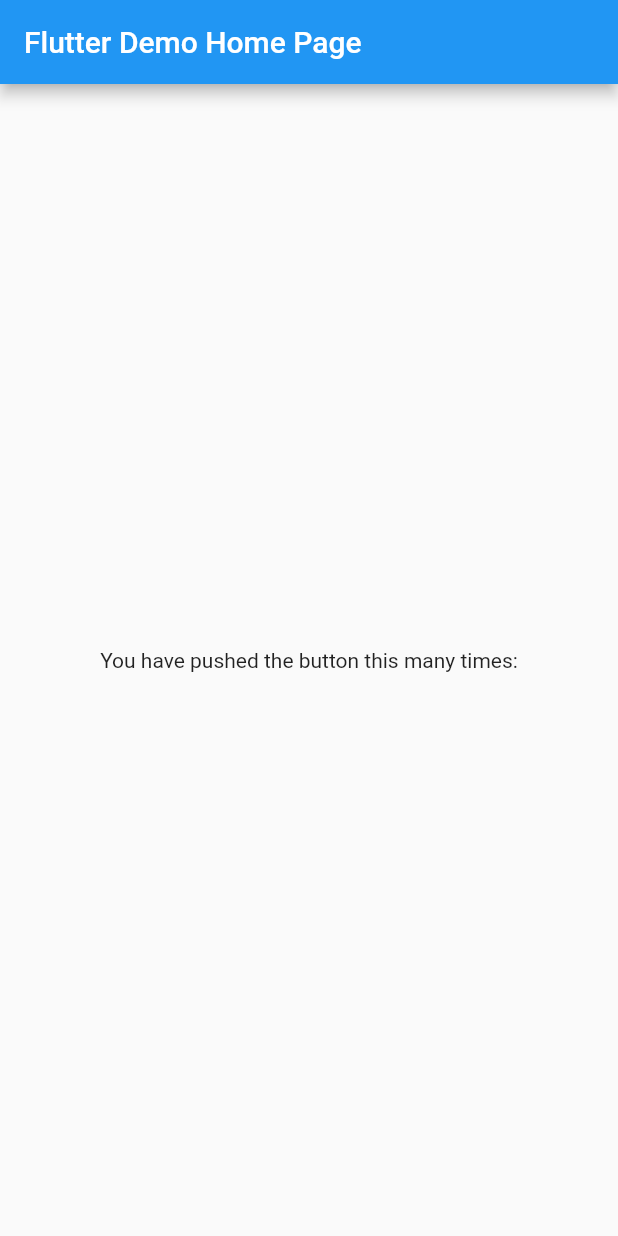
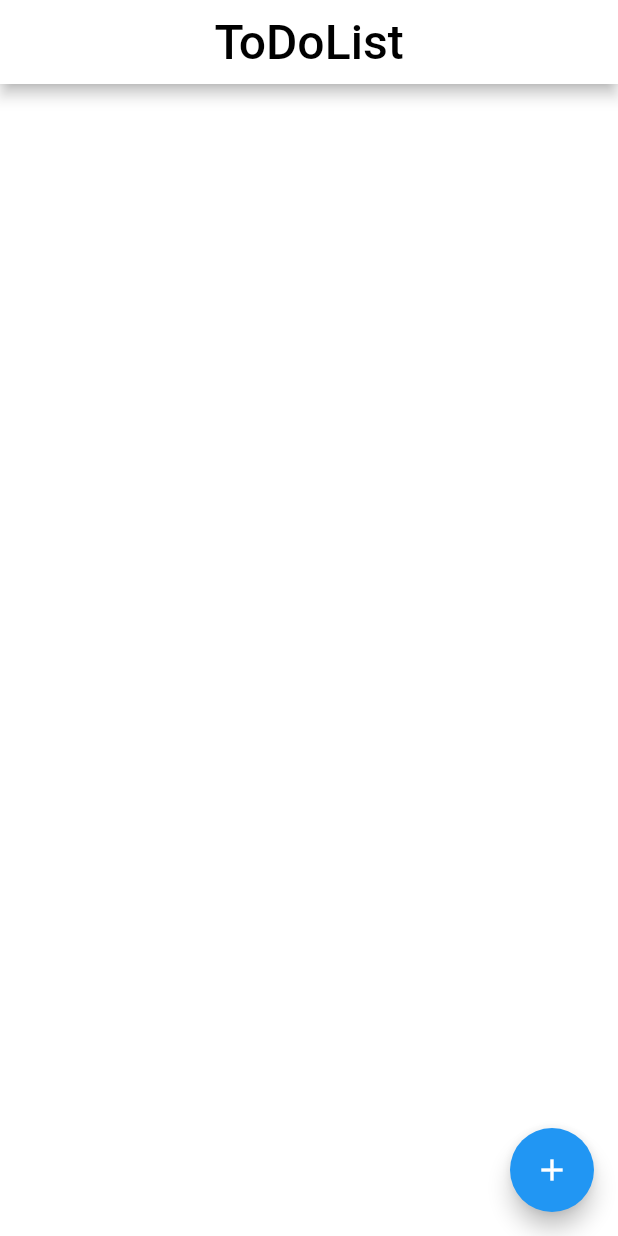
Before and after one commit to Farrule/to_do_list_app, a Flutter app: the screen it shows after launch, on a phone screen of 412 x 824 dp. Run offline on Flutter 3.47's test engine with Material 2 defaults, Android fonts, the phone set to English and light mode, and no system bars.

Commit message:
update: todoapp develped

```diff
--- a/lib/main.dart
+++ b/lib/main.dart
@@ -1,8 +1,9 @@
 import 'package:flutter/material.dart';
+// * theme file
+import 'package:to_do_list_app/theme.dart';
+import 'package:to_do_list_app/add.dart';
 
-void main() {
-  runApp(const MyApp());
-}
+void main() => runApp(MyApp());
 
 class MyApp extends StatelessWidget {
   const MyApp({Key? key}) : super(key: key);
@@ -12,41 +13,66 @@ class MyApp extends StatelessWidget {
   Widget build(BuildContext context) {
     return MaterialApp(
       title: 'Flutter Demo',
-      theme: ThemeData(
-        primarySwatch: Colors.blue,
-      ),
-      home: const MyHomePage(title: 'Flutter Demo Home Page'),
+      theme: MyTheme.data,
+      home: MyHomePage(),
     );
   }
 }
 
 class MyHomePage extends StatefulWidget {
-  const MyHomePage({Key? key, required this.title}) : super(key: key);
-
-  final String title;
-
   @override
   State<MyHomePage> createState() => _MyHomePageState();
 }
 
 class _MyHomePageState extends State<MyHomePage> {
+  List<String> todoList = [];
 
   @override
   Widget build(BuildContext context) {
     return Scaffold(
       appBar: AppBar(
-        title: Text(widget.title),
-      ),
-      body: Center(
-        child: Column(
-          mainAxisAlignment: MainAxisAlignment.center,
-          children: <Widget>[
-            const Text(
-              'You have pushed the button this many times:',
-            ),
-          ],
+        centerTitle: true,
+        title: const Text(
+          'ToDoList',
+          style: TextStyle(
+            fontWeight: FontWeight.w500,
+            fontSize: 32,
+          ),
         ),
       ),
+      body: ListView.builder(
+          itemCount: todoList.length,
+          itemBuilder: (context, index) {
+            return Dismissible(
+              key: UniqueKey(),
+              child: Card(
+                child: ListTile(
+                    title: Text(todoList[index]),
+                ),
+              ),
+              background: Container(
+                color: Colors.red
+              ),
+              onDismissed: (direction) {
+                setState(() {
+                  todoList.removeAt(index);
+                });
+              },
+            );
+          }),
+      floatingActionButton: FloatingActionButton(
+          child: const Icon(Icons.add),
+          onPressed: () async {
+            final newListText = await Navigator.of(context)
+                .push(MaterialPageRoute(builder: (context) {
+              return Add();
+            }));
+            if (newListText != null) {
+              setState(() {
+                todoList.add(newListText);
+              });
+            }
+          }),
     );
   }
 }
--- /dev/null
+++ b/lib/theme.dart
@@ -0,0 +1,111 @@
+import 'dart:ui';
+
+import 'package:flutter/cupertino.dart';
+import 'package:flutter/material.dart';
+
+//class Common {
+//  static const int _primaryValue = 0xFF212121;
+//  static const MaterialColor primaryColor = MaterialColor(
+//    _primaryValue,
+//    <int, Color>{
+//      50: Color(0xFF212121),
+//      100: Color(0xFF212121),
+//      200: Color(0xFF212121),
+//      300: Color(0xFF212121),
+//      400: Color(0xFF212121),
+//      500: Color(_primaryValue),
+//      600: Color(0xFF212121),
+//      700: Color(0xFF212121),
+//      800: Color(0xFF212121),
+//      900: Color(0xFF212121),
+//    },
+//  );
+//}
+
+const Color black = Color(0xFF212121);
+
+class MyTheme {
+  const MyTheme._internal();
+
+  static const MaterialColor _primary = Colors.blue;
+  static const MaterialAccentColor _accent = Colors.amberAccent;
+
+  static final ThemeData data = ThemeData(
+    primarySwatch: _primary,
+    accentColor: _accent,
+    scaffoldBackgroundColor: Colors.white,
+    // * textTheme
+    textTheme: const TextTheme(
+      headline1: TextStyle(color: Colors.black),
+      headline2: TextStyle(color: Colors.black),
+      headline3: TextStyle(color: Colors.black),
+      headline4: TextStyle(color: Colors.black),
+      headline5: TextStyle(color: Colors.black),
+      headline6: TextStyle(color: Colors.black),
+      subtitle1: TextStyle(color: Colors.black),
+      subtitle2: TextStyle(color: Colors.black),
+      bodyText1: TextStyle(color: Colors.black),
+      bodyText2: TextStyle(color: Colors.black),
+      button: TextStyle(color: Colors.black),
+      caption: TextStyle(color: Colors.black),
+      overline: TextStyle(color: Colors.black),
+    ),
+    // * appBarTheme
+    appBarTheme: const AppBarTheme(
+      backgroundColor: Colors.white,
+      actionsIconTheme: IconThemeData(color: Colors.black),
+      iconTheme: IconThemeData(color: Colors.black),
+      titleTextStyle: TextStyle(
+        color: Colors.black,
+      )
+    ),
+    // * buttomTheme
+    buttonTheme: const ButtonThemeData(
+      textTheme: ButtonTextTheme.primary,
+      shape: RoundedRectangleBorder(
+        borderRadius: BorderRadius.all(Radius.circular(24)),
+      ),
+    ),
+    // * primaryTextTheme
+    primaryTextTheme: const TextTheme().copyWith(
+      subtitle1: const TextStyle().copyWith(
+        color: Colors.teal,
+      ),
+    ),
+    inputDecorationTheme: InputDecorationTheme(
+      enabledBorder: const OutlineInputBorder(
+        borderSide: BorderSide(color: Colors.green),
+      ),
+      focusedBorder: const OutlineInputBorder(
+        borderSide: BorderSide(color: Colors.greenAccent),
+      ),
+      fillColor: Colors.orange.shade50,
+      labelStyle: const TextStyle(
+        color: Colors.orange,
+      ),
+    ),
+    iconTheme: const IconThemeData.fallback().copyWith(
+      color: _accent,
+    ),
+    primaryIconTheme: const IconThemeData.fallback().copyWith(
+      color: Colors.greenAccent,
+    ),
+    accentIconTheme: const IconThemeData.fallback().copyWith(
+      color: Colors.red,
+    ),
+    colorScheme: ColorScheme.fromSwatch(
+      primarySwatch: _primary,
+    ).copyWith(
+      onSurface: _primary,
+    ),
+    dialogTheme: const DialogTheme(
+        titleTextStyle: TextStyle(
+      color: Colors.deepOrange,
+    )),
+    bottomNavigationBarTheme: const BottomNavigationBarThemeData(
+      backgroundColor: Colors.white,
+      selectedItemColor: Colors.black,
+      unselectedItemColor: Colors.black,
+    ),
+  );
+}
```
Also changed, not shown: lib/add.dart (added, +59 -0 lines).
